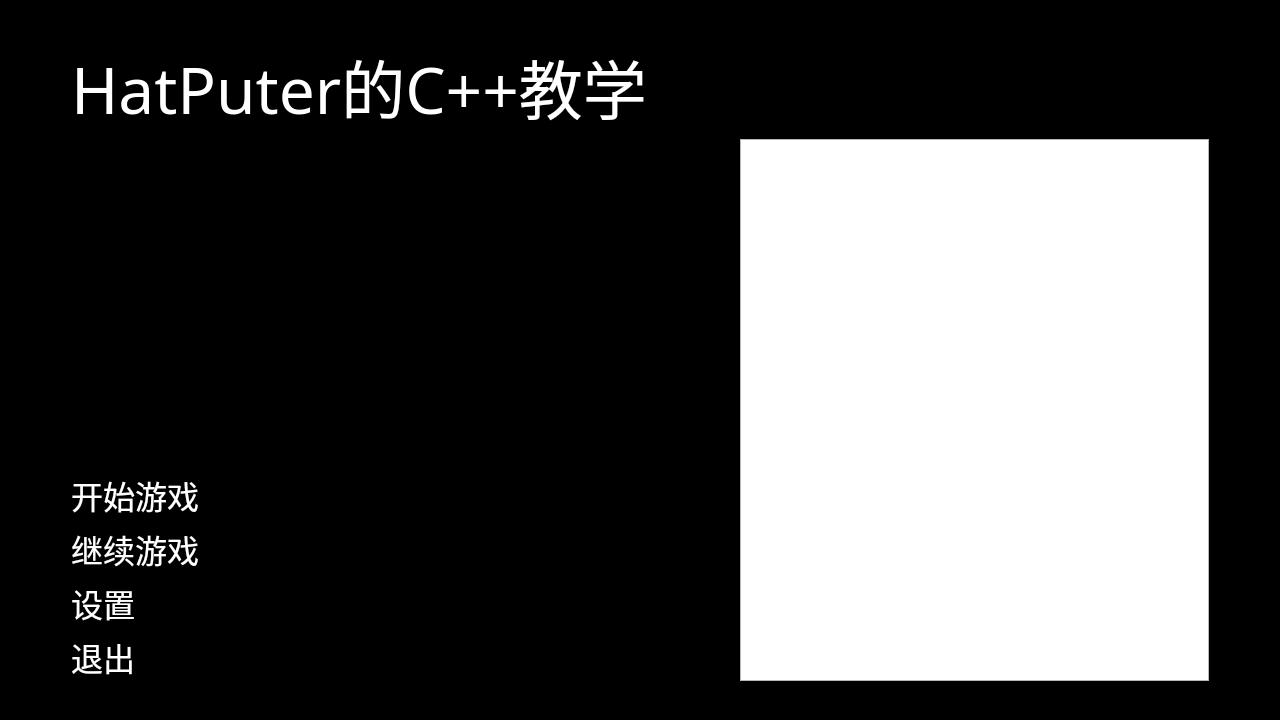
The window that ui/Menu.ui (HatPuter/HatPuterCppTeaching) describes before a commit, drawn with Qt 5.
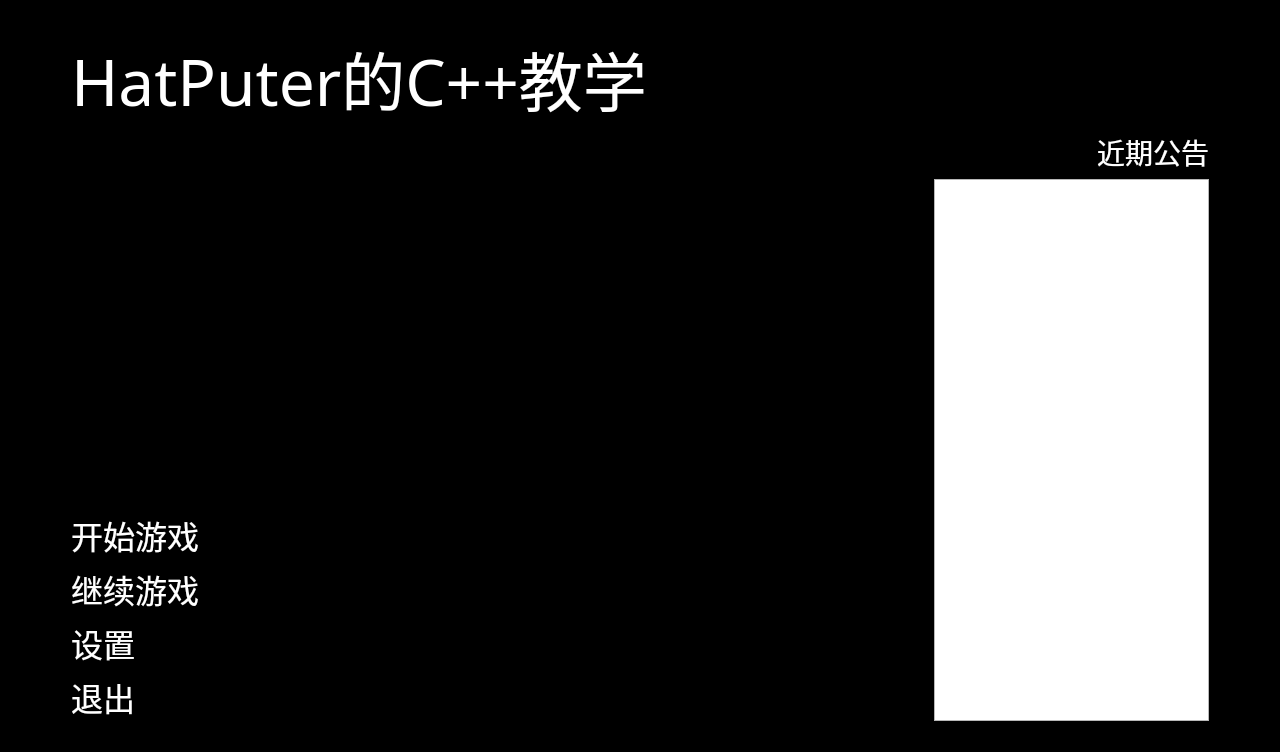
The same window after the commit.

Patch:
```diff
--- a/ui/Menu.ui
+++ b/ui/Menu.ui
@@ -28,8 +28,8 @@
 </string>
   </property>
   <layout class="QGridLayout" name="gridLayout">
-   <item row="1" column="2">
-    <widget class="QLabel" name="GameTitle">
+   <item row="8" column="2" colspan="3">
+    <widget class="QLabel" name="SeparatorLine2">
      <property name="font">
       <font>
        <family>Maple Mono NL CN</family>
@@ -37,21 +37,38 @@
       </font>
      </property>
      <property name="styleSheet">
-      <string notr="true">QLabel#GameTitle {
-    color: White;
-    font-size: 64px;
+      <string notr="true">QLabel#SeparatorLine2 {
+	background-color: rgba(255, 255, 255, 0);
+    font-size: 9px;
 }
 </string>
      </property>
      <property name="text">
-      <string>HatPuter的C++教学</string>
+      <string>分割线</string>
      </property>
-     <property name="alignment">
-      <set>Qt::AlignLeading|Qt::AlignLeft|Qt::AlignVCenter</set>
+    </widget>
+   </item>
+   <item row="0" column="6" rowspan="9">
+    <widget class="QLabel" name="SeparatorLine5">
+     <property name="font">
+      <font>
+       <family>Maple Mono NL CN</family>
+       <pointsize>-1</pointsize>
+      </font>
      </property>
+     <property name="styleSheet">
+      <string notr="true">QLabel#SeparatorLine5 {
+	background-color: rgba(255, 255, 255, 0);
+    font-size: 9px;
+}
+</string>
+     </property>
+     <property name="text">
+      <string>分割线分割线</string>
+     </property>
     </widget>
    </item>
-   <item row="2" column="2">
+   <item row="3" column="2">
     <widget class="QLabel" name="SeparatorLine1">
      <property name="font">
       <font>
@@ -71,36 +88,7 @@
      </property>
     </widget>
    </item>
-   <item row="0" column="0" rowspan="8">
-    <widget class="QLabel" name="SeparatorLine4">
-     <property name="maximumSize">
-      <size>
-       <width>16777215</width>
-       <height>16777215</height>
-      </size>
-     </property>
-     <property name="font">
-      <font>
-       <family>Maple Mono NL CN</family>
-       <pointsize>-1</pointsize>
-      </font>
-     </property>
-     <property name="styleSheet">
-      <string notr="true">QLabel#SeparatorLine4 {
-	background-color: rgba(255, 255, 255, 0);
-    font-size: 9px;
-}
-</string>
-     </property>
-     <property name="text">
-      <string>分割线分割线</string>
-     </property>
-    </widget>
-   </item>
-   <item row="2" column="4" rowspan="5">
-    <widget class="QListView" name="SeparatorLine4_2"/>
-   </item>
-   <item row="3" column="2" rowspan="4">
+   <item row="4" column="2" rowspan="4">
     <layout class="QGridLayout" name="MenuOptions">
      <item row="0" column="0">
       <widget class="QLabel" name="StartGame">
@@ -203,16 +191,35 @@
       </widget>
      </item>
      <item row="2" column="1" rowspan="2">
-      <widget class="QLabel" name="label_3">
+      <widget class="QLabel" name="SeparatorLine9">
+       <property name="font">
+        <font>
+         <family>Maple Mono NL CN</family>
+         <pointsize>-1</pointsize>
+        </font>
+       </property>
+       <property name="styleSheet">
+        <string notr="true">QLabel#SeparatorLine9 {
+	background-color: rgba(255, 255, 255, 0);
+    font-size: 9px;
+}
+</string>
+       </property>
        <property name="text">
-        <string>TextLabel</string>
+        <string>分割线</string>
        </property>
       </widget>
      </item>
     </layout>
    </item>
-   <item row="1" column="3" rowspan="6">
+   <item row="1" column="3" rowspan="7">
     <widget class="QLabel" name="SeparatorLine6">
+     <property name="sizePolicy">
+      <sizepolicy hsizetype="Expanding" vsizetype="Preferred">
+       <horstretch>0</horstretch>
+       <verstretch>0</verstretch>
+      </sizepolicy>
+     </property>
      <property name="font">
       <font>
        <family>Maple Mono NL CN</family>
@@ -231,6 +238,32 @@
      </property>
     </widget>
    </item>
+   <item row="0" column="0" rowspan="9">
+    <widget class="QLabel" name="SeparatorLine4">
+     <property name="maximumSize">
+      <size>
+       <width>16777215</width>
+       <height>16777215</height>
+      </size>
+     </property>
+     <property name="font">
+      <font>
+       <family>Maple Mono NL CN</family>
+       <pointsize>-1</pointsize>
+      </font>
+     </property>
+     <property name="styleSheet">
+      <string notr="true">QLabel#SeparatorLine4 {
+	background-color: rgba(255, 255, 255, 0);
+    font-size: 9px;
+}
+</string>
+     </property>
+     <property name="text">
+      <string>分割线分割线</string>
+     </property>
+    </widget>
+   </item>
    <item row="0" column="2" colspan="3">
     <widget class="QLabel" name="SeparatorLine3">
      <property name="font">
@@ -251,8 +284,8 @@
      </property>
     </widget>
    </item>
-   <item row="7" column="2" colspan="3">
-    <widget class="QLabel" name="SeparatorLine2">
+   <item row="1" column="2">
+    <widget class="QLabel" name="GameTitle">
      <property name="font">
       <font>
        <family>Maple Mono NL CN</family>
@@ -260,34 +293,64 @@
       </font>
      </property>
      <property name="styleSheet">
-      <string notr="true">QLabel#SeparatorLine2 {
-	background-color: rgba(255, 255, 255, 0);
-    font-size: 9px;
+      <string notr="true">QLabel#GameTitle {
+    color: White;
+    font-size: 64px;
 }
 </string>
      </property>
      <property name="text">
-      <string>分割线</string>
+      <string>HatPuter的C++教学</string>
      </property>
     </widget>
    </item>
-   <item row="0" column="5" rowspan="8">
-    <widget class="QLabel" name="SeparatorLine5">
+   <item row="3" column="4" rowspan="5">
+    <widget class="QListView" name="BulletinsBoard">
+     <property name="sizePolicy">
+      <sizepolicy hsizetype="Expanding" vsizetype="Expanding">
+       <horstretch>0</horstretch>
+       <verstretch>0</verstretch>
+      </sizepolicy>
+     </property>
+     <property name="minimumSize">
+      <size>
+       <width>0</width>
+       <height>0</height>
+      </size>
+     </property>
+     <property name="maximumSize">
+      <size>
+       <width>16777215</width>
+       <height>16777215</height>
+      </size>
+     </property>
      <property name="font">
       <font>
        <family>Maple Mono NL CN</family>
+      </font>
+     </property>
+    </widget>
+   </item>
+   <item row="2" column="4">
+    <widget class="QLabel" name="BulletinsBoardTitle">
+     <property name="font">
+      <font>
+       <family>Maple Mono NL CN</family>
        <pointsize>-1</pointsize>
       </font>
      </property>
      <property name="styleSheet">
-      <string notr="true">QLabel#SeparatorLine5 {
-	background-color: rgba(255, 255, 255, 0);
-    font-size: 9px;
+      <string notr="true">QLabel#BulletinsBoardTitle {
+    color: White;
+    font-size: 28px;
 }
 </string>
      </property>
      <property name="text">
-      <string>分割线分割线</string>
+      <string>近期公告</string>
+     </property>
+     <property name="alignment">
+      <set>Qt::AlignBottom|Qt::AlignRight|Qt::AlignTrailing</set>
      </property>
     </widget>
    </item>
```
Left out of the diff: 37 changed lines with no effect on the pictures.
